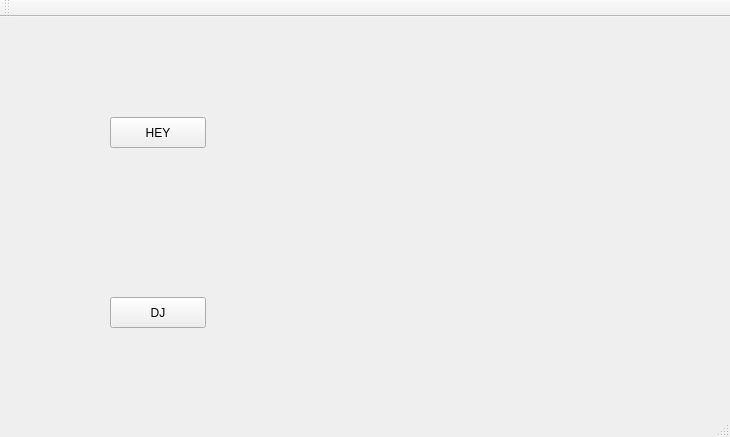
Qt form Janelinha_Piscante/mainwindow.ui (pedrecal/grupoestudo) before a commit.
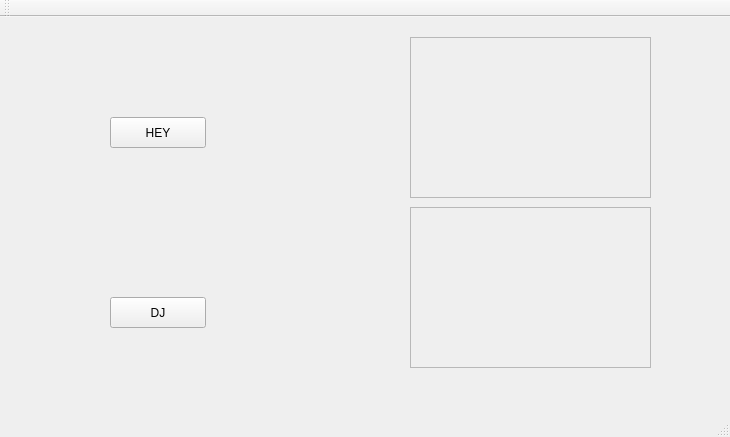
The same form after that commit.

The edit to the form file:
```diff
--- a/Janelinha_Piscante/mainwindow.ui
+++ b/Janelinha_Piscante/mainwindow.ui
@@ -60,29 +60,29 @@
      </property>
     </widget>
    </widget>
-   <widget class="QWidget" name="widBlinkHey" native="true">
+   <widget class="QScrollArea" name="scrollHey">
     <property name="geometry">
      <rect>
-      <x>400</x>
-      <y>30</y>
-      <width>251</width>
-      <height>151</height>
+      <x>410</x>
+      <y>20</y>
+      <width>241</width>
+      <height>161</height>
      </rect>
     </property>
-    <property name="autoFillBackground">
+    <property name="widgetResizable">
      <bool>true</bool>
     </property>
    </widget>
-   <widget class="QWidget" name="widBlinkDj" native="true">
+   <widget class="QScrollArea" name="scrollDj">
     <property name="geometry">
      <rect>
-      <x>400</x>
-      <y>210</y>
-      <width>251</width>
-      <height>151</height>
+      <x>410</x>
+      <y>190</y>
+      <width>241</width>
+      <height>161</height>
      </rect>
     </property>
-    <property name="autoFillBackground">
+    <property name="widgetResizable">
      <bool>true</bool>
     </property>
    </widget>
```
Left out of the diff: 20 changed lines with no effect on the pictures.
